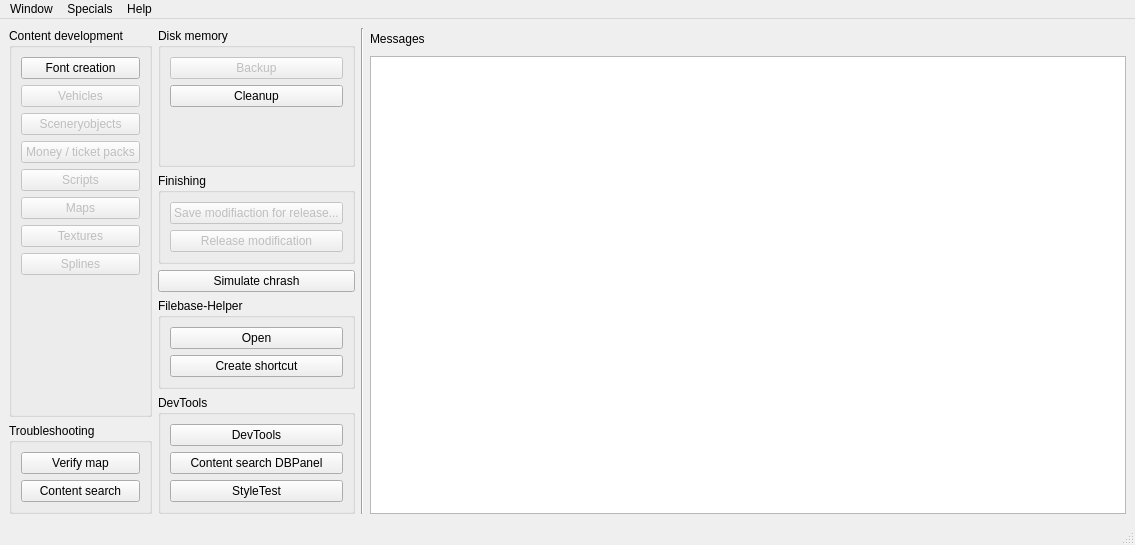
Before: the Qt Designer form OTModules/OTGeneric/wstart.ui in pietr26/OMSI-Tools, drawn with Qt 5.
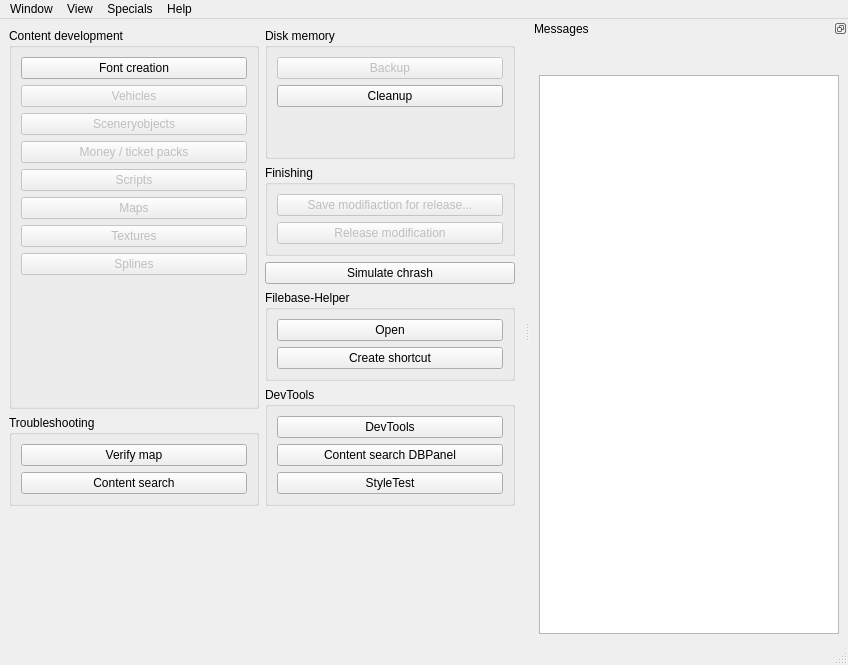
After: the same form once the commit is applied. Icons and pictures are not drawn.

Commit message: Put messages in dockwidget

Patch:
```diff
--- a/OTModules/OTGeneric/wstart.ui
+++ b/OTModules/OTGeneric/wstart.ui
@@ -9,8 +9,8 @@
    <rect>
     <x>0</x>
     <y>0</y>
-    <width>1135</width>
-    <height>545</height>
+    <width>848</width>
+    <height>665</height>
    </rect>
   </property>
   <property name="sizePolicy">
@@ -27,6 +27,8 @@
     <normaloff>:/rec/data/icons/iconOMSI-Tools.svg</normaloff>:/rec/data/icons/iconOMSI-Tools.svg</iconset>
   </property>
   <widget class="QWidget" name="centralwidget">
+   <layout class="QHBoxLayout" name="horizontalLayout_3">
+    <item>
    <layout class="QVBoxLayout" name="verticalLayout_7">
     <item>
      <layout class="QHBoxLayout" name="horizontalLayout_2">
@@ -34,6 +36,12 @@
        <layout class="QVBoxLayout" name="verticalLayout_3">
         <item>
          <widget class="QGroupBox" name="gbxContentDevelopment">
+            <property name="sizePolicy">
+             <sizepolicy hsizetype="Preferred" vsizetype="Preferred">
+              <horstretch>0</horstretch>
+              <verstretch>0</verstretch>
+             </sizepolicy>
+            </property>
           <property name="toolTip">
            <string/>
           </property>
@@ -191,6 +199,12 @@
         </item>
         <item>
          <widget class="QGroupBox" name="gbxTroubleshooting">
+            <property name="sizePolicy">
+             <sizepolicy hsizetype="Preferred" vsizetype="Preferred">
+              <horstretch>0</horstretch>
+              <verstretch>0</verstretch>
+             </sizepolicy>
+            </property>
           <property name="toolTip">
            <string/>
           </property>
@@ -241,6 +255,12 @@
        <layout class="QVBoxLayout" name="verticalLayout_5">
         <item>
          <widget class="QGroupBox" name="gbxDiskMemory">
+            <property name="sizePolicy">
+             <sizepolicy hsizetype="Preferred" vsizetype="Preferred">
+              <horstretch>0</horstretch>
+              <verstretch>0</verstretch>
+             </sizepolicy>
+            </property>
           <property name="toolTip">
            <string/>
           </property>
@@ -281,9 +301,6 @@
            </item>
            <item>
             <spacer name="verticalSpacer_3">
-             <property name="toolTip">
-              <string/>
-             </property>
              <property name="orientation">
               <enum>Qt::Vertical</enum>
              </property>
@@ -300,6 +317,12 @@
         </item>
         <item>
          <widget class="QGroupBox" name="gbxFinishing">
+            <property name="sizePolicy">
+             <sizepolicy hsizetype="Preferred" vsizetype="Preferred">
+              <horstretch>0</horstretch>
+              <verstretch>0</verstretch>
+             </sizepolicy>
+            </property>
           <property name="toolTip">
            <string/>
           </property>
@@ -363,6 +386,12 @@
         </item>
         <item>
          <widget class="QGroupBox" name="gbxFbh">
+            <property name="sizePolicy">
+             <sizepolicy hsizetype="Preferred" vsizetype="Preferred">
+              <horstretch>0</horstretch>
+              <verstretch>0</verstretch>
+             </sizepolicy>
+            </property>
           <property name="title">
            <string notr="true">Filebase-Helper</string>
           </property>
@@ -394,6 +423,12 @@
         </item>
         <item>
          <widget class="QGroupBox" name="gbxDevTools">
+            <property name="sizePolicy">
+             <sizepolicy hsizetype="Preferred" vsizetype="Preferred">
+              <horstretch>0</horstretch>
+              <verstretch>0</verstretch>
+             </sizepolicy>
+            </property>
           <property name="toolTip">
            <string/>
           </property>
@@ -445,87 +480,34 @@
         </item>
        </layout>
       </item>
+       </layout>
+      </item>
       <item>
-       <widget class="Line" name="line">
+       <spacer name="verticalSpacer_2">
         <property name="orientation">
          <enum>Qt::Vertical</enum>
         </property>
-       </widget>
-      </item>
-      <item>
-       <layout class="QVBoxLayout" name="verticalLayout_10">
-        <item>
-         <layout class="QHBoxLayout" name="horizontalLayout">
-          <item>
-           <widget class="QLabel" name="label">
-            <property name="text">
-             <string>Messages</string>
-            </property>
-           </widget>
-          </item>
-          <item>
-           <spacer name="horizontalSpacer">
-            <property name="orientation">
-             <enum>Qt::Horizontal</enum>
-            </property>
             <property name="sizeHint" stdset="0">
              <size>
-              <width>40</width>
-              <height>20</height>
+          <width>506</width>
+          <height>13</height>
              </size>
             </property>
            </spacer>
-          </item>
-          <item>
-           <widget class="QPushButton" name="btnReloadMessages">
-            <property name="sizePolicy">
-             <sizepolicy hsizetype="Maximum" vsizetype="Fixed">
-              <horstretch>0</horstretch>
-              <verstretch>0</verstretch>
-             </sizepolicy>
-            </property>
-            <property name="text">
-             <string/>
-            </property>
-            <property name="icon">
-             <iconset resource="../../ressources.qrc">
-              <normaloff>:/rec/data/icons/iconRedo.svg</normaloff>:/rec/data/icons/iconRedo.svg</iconset>
-            </property>
-            <property name="flat">
-             <bool>true</bool>
-            </property>
-           </widget>
-          </item>
-         </layout>
-        </item>
-        <item>
-         <widget class="QListWidget" name="lwgMessages">
-          <property name="minimumSize">
-           <size>
-            <width>300</width>
-            <height>0</height>
-           </size>
-          </property>
-          <property name="spacing">
-           <number>0</number>
-          </property>
-         </widget>
-        </item>
-       </layout>
-      </item>
-     </layout>
     </item>
     <item>
      <layout class="QVBoxLayout" name="vlaFacts"/>
     </item>
    </layout>
+    </item>
+   </layout>
   </widget>
   <widget class="QMenuBar" name="menubar">
    <property name="geometry">
     <rect>
      <x>0</x>
      <y>0</y>
-     <width>1135</width>
+     <width>848</width>
      <height>21</height>
     </rect>
    </property>
@@ -556,11 +538,92 @@
     <addaction name="separator"/>
     <addaction name="actionAbout"/>
    </widget>
+   <widget class="QMenu" name="menuView">
+    <property name="title">
+     <string>View</string>
+    </property>
+    <addaction name="actionShowHideMessageDock"/>
+   </widget>
    <addaction name="menuFile"/>
+   <addaction name="menuView"/>
    <addaction name="menuSpecials"/>
    <addaction name="menuInfo"/>
   </widget>
   <widget class="QStatusBar" name="statusbar"/>
+  <widget class="QDockWidget" name="dwgMessages">
+   <property name="sizePolicy">
+    <sizepolicy hsizetype="Preferred" vsizetype="Preferred">
+     <horstretch>0</horstretch>
+     <verstretch>0</verstretch>
+    </sizepolicy>
+   </property>
+   <property name="floating">
+    <bool>false</bool>
+   </property>
+   <property name="features">
+    <set>QDockWidget::DockWidgetFloatable|QDockWidget::DockWidgetMovable</set>
+   </property>
+   <property name="windowTitle">
+    <string>Messages</string>
+   </property>
+   <attribute name="dockWidgetArea">
+    <number>2</number>
+   </attribute>
+   <widget class="QWidget" name="dockWidgetContents">
+    <layout class="QVBoxLayout" name="verticalLayout_10">
+     <item>
+      <layout class="QHBoxLayout" name="horizontalLayout">
+       <item>
+        <spacer name="horizontalSpacer">
+         <property name="orientation">
+          <enum>Qt::Horizontal</enum>
+         </property>
+         <property name="sizeHint" stdset="0">
+          <size>
+           <width>40</width>
+           <height>20</height>
+          </size>
+         </property>
+        </spacer>
+       </item>
+       <item>
+        <widget class="QPushButton" name="btnReloadMessages">
+         <property name="sizePolicy">
+          <sizepolicy hsizetype="Maximum" vsizetype="Fixed">
+           <horstretch>0</horstretch>
+           <verstretch>0</verstretch>
+          </sizepolicy>
+         </property>
+         <property name="text">
+          <string/>
+         </property>
+         <property name="icon">
+          <iconset resource="../../ressources.qrc">
+           <normaloff>:/rec/data/icons/iconRedo.svg</normaloff>:/rec/data/icons/iconRedo.svg</iconset>
+         </property>
+         <property name="flat">
+          <bool>true</bool>
+         </property>
+        </widget>
+       </item>
+      </layout>
+     </item>
+     <item>
+      <widget class="QListWidget" name="lwgMessages">
+       <property name="minimumSize">
+        <size>
+         <width>300</width>
+         <height>0</height>
+        </size>
+       </property>
+       <property name="spacing">
+        <number>0</number>
+       </property>
+      </widget>
+     </item>
+    </layout>
+   </widget>
+  </widget>
   <action name="actionClose">
    <property name="icon">
     <iconset resource="../../ressources.qrc">
@@ -669,6 +732,21 @@
     <string>Ctrl+F</string>
    </property>
   </action>
+  <action name="actionShowHideMessageDock">
+   <property name="icon">
+    <iconset resource="../../ressources.qrc">
+     <normaloff>:/rec/data/icons/iconList.svg</normaloff>:/rec/data/icons/iconList.svg</iconset>
+   </property>
+   <property name="text">
+    <string>Show / hide messages</string>
+   </property>
+   <property name="iconText">
+    <string>Show / hide messages</string>
+   </property>
+   <property name="toolTip">
+    <string>Show / hide messages</string>
+   </property>
+  </action>
  </widget>
  <resources>
   <include location="../../ressources.qrc"/>
```
Lines whose indentation alone changed are shown as unchanged. The commit also changes 11 other files.
